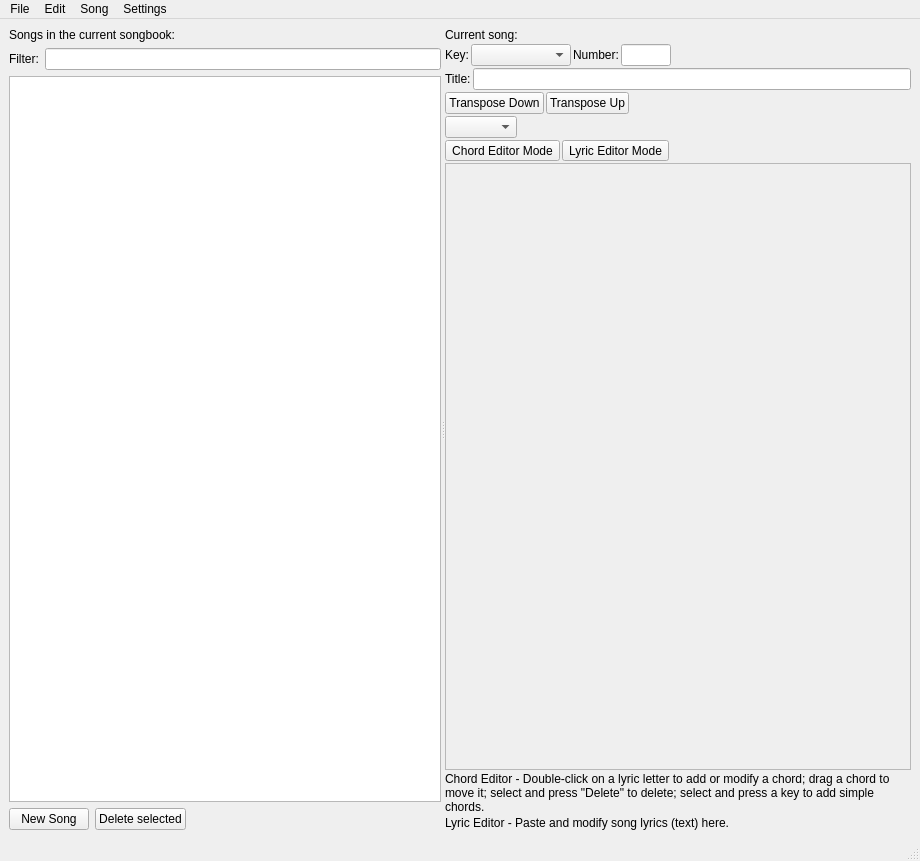
The window that src/softchord_main_window.ui (matvey83/softChord) describes before a commit, drawn with Qt 5.
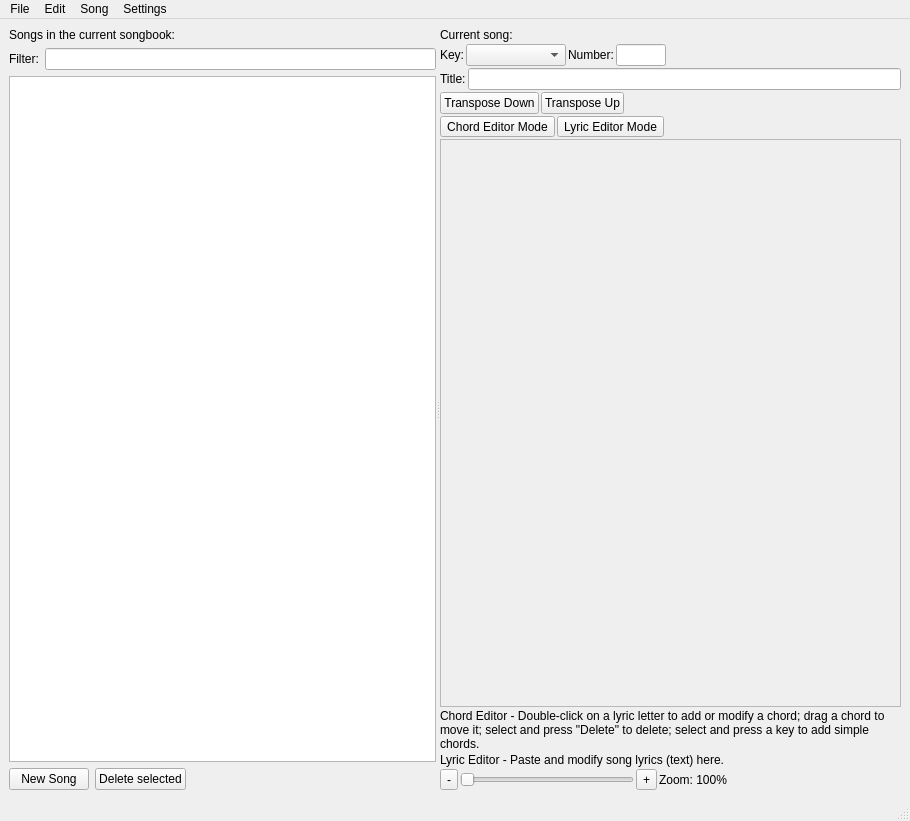
The same window after the commit.

Commit message: Improved implementation of zoom

Patch:
```diff
--- a/src/softchord_main_window.ui
+++ b/src/softchord_main_window.ui
@@ -6,8 +6,8 @@
    <rect>
     <x>0</x>
     <y>0</y>
-    <width>920</width>
-    <height>861</height>
+    <width>910</width>
+    <height>821</height>
    </rect>
   </property>
   <property name="windowTitle">
@@ -200,26 +200,6 @@
           </item>
          </layout>
         </item>
-        <item>
-         <layout class="QHBoxLayout" name="horizontalLayout_3">
-          <item>
-           <widget class="QComboBox" name="zoom_combo_box"/>
-          </item>
-          <item>
-           <spacer name="horizontalSpacer_3">
-            <property name="orientation">
-             <enum>Qt::Horizontal</enum>
-            </property>
-            <property name="sizeHint" stdset="0">
-             <size>
-              <width>40</width>
-              <height>20</height>
-             </size>
-            </property>
-           </spacer>
-          </item>
-         </layout>
-        </item>
         <item>
          <layout class="QHBoxLayout" name="horizontalLayout_6">
           <item>
@@ -275,8 +255,8 @@
               <rect>
                <x>0</x>
                <y>0</y>
-               <width>504</width>
-               <height>557</height>
+               <width>499</width>
+               <height>518</height>
               </rect>
              </property>
             </widget>
@@ -304,6 +284,51 @@
           </property>
          </widget>
         </item>
+        <item>
+         <layout class="QHBoxLayout" name="horizontalLayout_3">
+          <item>
+           <widget class="QToolButton" name="zoom_out_button">
+            <property name="text">
+             <string>-</string>
+            </property>
+           </widget>
+          </item>
+          <item>
+           <widget class="QSlider" name="zoom_slider">
+            <property name="orientation">
+             <enum>Qt::Horizontal</enum>
+            </property>
+           </widget>
+          </item>
+          <item>
+           <widget class="QToolButton" name="zoom_in_button">
+            <property name="text">
+             <string>+</string>
+            </property>
+           </widget>
+          </item>
+          <item>
+           <widget class="QLabel" name="zoom_label">
+            <property name="text">
+             <string>Zoom: 100%</string>
+            </property>
+           </widget>
+          </item>
+          <item>
+           <spacer name="horizontalSpacer_3">
+            <property name="orientation">
+             <enum>Qt::Horizontal</enum>
+            </property>
+            <property name="sizeHint" stdset="0">
+             <size>
+              <width>40</width>
+              <height>20</height>
+             </size>
+            </property>
+           </spacer>
+          </item>
+         </layout>
+        </item>
        </layout>
       </widget>
      </widget>
@@ -315,7 +340,7 @@
     <rect>
      <x>0</x>
      <y>0</y>
-     <width>920</width>
+     <width>910</width>
      <height>22</height>
     </rect>
    </property>
```
The commit also changes 1 other file.
